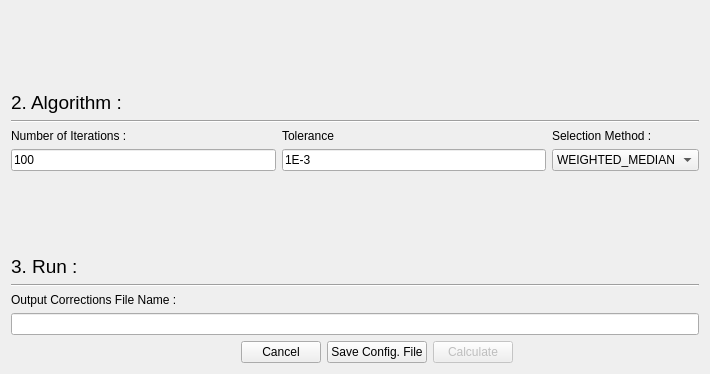
This is PhzQtUI/auxdir/PhzQtUI/DialogPhotometricCorrectionComputation.ui in astrorama/Phosphoros as Qt 5 draws it before an edit; both pictures show x 0 to 710 and y 411 to 785 of the 710 by 785 pixel window. The edited form follows.
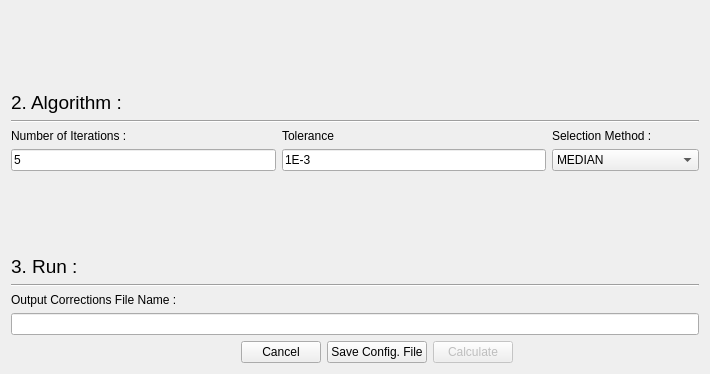
This is the edited form.

Commit message: Change the default values for the 0-point correction

```diff
--- a/PhzQtUI/auxdir/PhzQtUI/DialogPhotometricCorrectionComputation.ui
+++ b/PhzQtUI/auxdir/PhzQtUI/DialogPhotometricCorrectionComputation.ui
@@ -345,7 +345,7 @@
        <item>
         <widget class="QLineEdit" name="txt_Iteration">
          <property name="text">
-          <string>100</string>
+          <string>5</string>
          </property>
         </widget>
        </item>
@@ -380,11 +380,6 @@
        </item>
        <item>
         <widget class="QComboBox" name="cb_SelectionMethod">
-         <item>
-          <property name="text">
-           <string>WEIGHTED_MEDIAN</string>
-          </property>
-         </item>
          <item>
           <property name="text">
            <string>MEDIAN</string>
@@ -392,7 +387,7 @@
          </item>
          <item>
           <property name="text">
-           <string>WEIGHTED_MEAN</string>
+           <string>WEIGHTED_MEDIAN</string>
           </property>
          </item>
          <item>
@@ -400,6 +395,11 @@
            <string>MEAN</string>
           </property>
          </item>
+         <item>
+          <property name="text">
+           <string>WEIGHTED_MEAN</string>
+          </property>
+         </item>
         </widget>
        </item>
       </layout>
```
